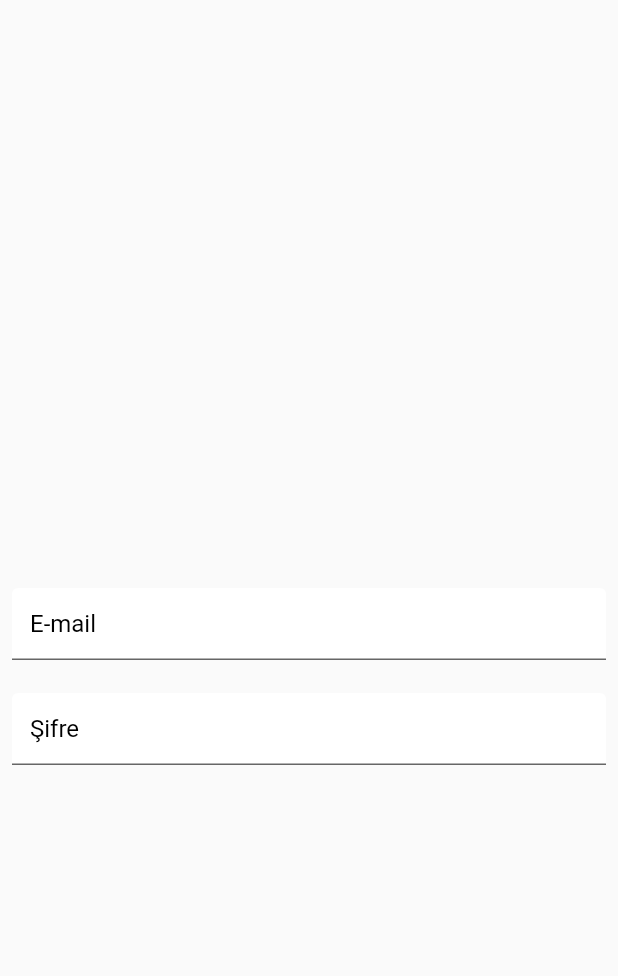
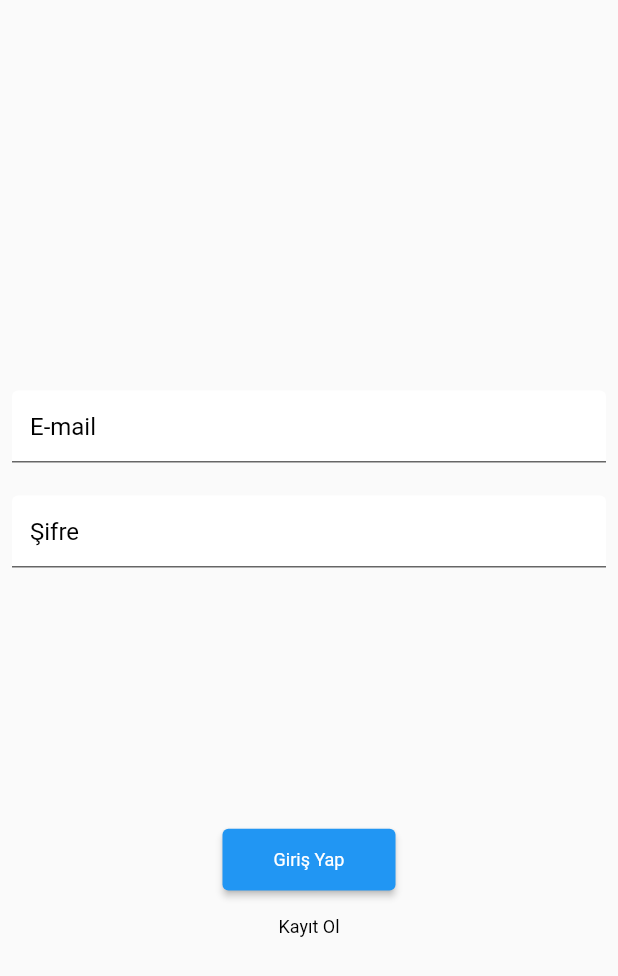
Before and after one commit to mehmetarsay/Flutter-fest-project, a Flutter app: the screen it shows after launch, on a phone screen of 412 x 824 dp. Shown: the top 976 px of the screen. Run offline on Flutter 3.47's test engine with Material 2 defaults, Android fonts, the phone set to English and light mode, and no system bars; our stand-ins replace cloud_firestore, firebase_auth, firebase_core, google_maps_flutter, lottie, shared_preferences and 1 more; accounts and stored records are empty.

Commit message:
register

```diff
--- /dev/null
+++ b/lib/core/constant/enum/collection_enum.dart
@@ -0,0 +1,4 @@
+enum Collection {
+  user,
+  place
+}
--- a/lib/screens/login/login_view.dart
+++ b/lib/screens/login/login_view.dart
@@ -1,7 +1,12 @@
 import 'package:flutter/material.dart';
 import 'package:stacked/stacked.dart';
+import 'package:zam/core/extension/context_extension.dart';
+import 'package:zam/widgets/custom_app_bar.dart';
+import 'package:zam/widgets/custom_button.dart';
 import 'package:zam/widgets/custom_text_form_field.dart';
 
+import '../../widgets/custom_text.dart';
+import '../register/register_view.dart';
 import 'login_view_model.dart';
 
 class LoginView extends StatelessWidget {
@@ -14,21 +19,42 @@ class LoginView extends StatelessWidget {
         // onModelReady: (viewModel) => viewModel.initialize(widget.menuContext),
         builder: (context, viewModel, child) {
           return Scaffold(
-            appBar: AppBar(
-              backgroundColor: Colors.transparent,
-              elevation: 0,
-            ),
-            body: Padding(
-              padding: const EdgeInsets.all(8.0),
-              child: Column(
-                mainAxisAlignment: MainAxisAlignment.center,
-                children: [
-                  CustomTextFormField(controller:viewModel.email, hintText: 'E-mail', insideHint: true,),
-                  CustomTextFormField(controller:viewModel.password, hintText: 'Şifre', insideHint: true,),
-                ],
-              ),
-            ),
+            appBar: const CustomAppBar(backgroundColor: Colors.transparent),
+            body: body(viewModel, context),
           );
         });
   }
+
+  Padding body(LoginViewModel viewModel, BuildContext context) {
+    return Padding(
+      padding: const EdgeInsets.all(8.0),
+      child: Column(
+        mainAxisAlignment: MainAxisAlignment.spaceEvenly,
+        children: [
+          inputColumn(viewModel),
+          actionColumn(viewModel, context),
+        ],
+      ),
+    );
+  }
+
+  Column actionColumn(LoginViewModel viewModel, BuildContext context) {
+    return Column(
+      children: [
+        const CustomButton(text: 'Giriş Yap'),
+        TextButton(onPressed: () => context.navigateTo(RegisterView()), child: const CustomText('Kayıt Ol'))
+      ],
+    );
+  }
+
+  Column inputColumn(LoginViewModel viewModel) {
+    return Column(
+      children: [
+        CustomTextFormField(
+            controller: viewModel.email, hintText: 'E-mail', insideHint: true),
+        CustomTextFormField(
+            controller: viewModel.password, hintText: 'Şifre', insideHint: true)
+      ],
+    );
+  }
 }
--- /dev/null
+++ b/lib/widgets/custom_app_bar.dart
@@ -0,0 +1,28 @@
+import 'package:flutter/material.dart';
+import 'package:flutter/services.dart';
+import 'package:zam/widgets/custom_text.dart';
+
+class CustomAppBar extends StatelessWidget implements PreferredSizeWidget {
+  final String? titleText;
+  final Color? backgroundColor;
+
+  const CustomAppBar({Key? key, this.backgroundColor, this.titleText})
+      : super(key: key);
+
+  @override
+  // TODO: implement preferredSize
+  Size get preferredSize => AppBar().preferredSize;
+
+  @override
+  Widget build(BuildContext context) {
+    return AppBar(
+      backgroundColor: backgroundColor ?? Colors.white,
+      elevation: 0,
+      title: titleText != null
+          ? CustomText(titleText, fontWeight: FontWeight.bold, fontSize: 18)
+          : null,
+      centerTitle: true,
+      systemOverlayStyle: SystemUiOverlayStyle.dark,
+    );
+  }
+}
--- /dev/null
+++ b/lib/widgets/custom_button.dart
@@ -0,0 +1,56 @@
+import 'package:flutter/material.dart';
+import 'package:zam/core/extension/context_extension.dart';
+import 'custom_text.dart';
+
+class CustomButton extends StatefulWidget {
+  final double? width;
+  final double? height;
+  final String? text;
+  final double? fontSize;
+  final Color? buttonColor;
+  final Color? textColor;
+  final Widget? child;
+  final void Function()? onPressed;
+  final double? radius;
+  final FontWeight? textFontWeight;
+
+  const CustomButton(
+      {Key? key,
+      this.width,
+      this.height,
+      this.text,
+      this.onPressed,
+      this.buttonColor,
+      this.textColor,
+      this.child,
+      this.fontSize,
+      this.radius,
+      this.textFontWeight})
+      : super(key: key);
+
+  @override
+  _CustomButtonState createState() => _CustomButtonState();
+}
+
+class _CustomButtonState extends State<CustomButton> {
+  @override
+  Widget build(BuildContext context) {
+    return SizedBox(
+      width: widget.width ?? context.dynamicWidth(0.28),
+      height: widget.height ?? context.dynamicHeight(0.05),
+      child: ElevatedButton(
+        onPressed: widget.onPressed ?? () {},
+        style: ElevatedButton.styleFrom(
+            primary: widget.buttonColor ?? Colors.blue),
+        child: widget.child ??
+            CustomText(
+              widget.text ?? 'Button Text',
+              textAlign: TextAlign.center,
+              color: widget.textColor ?? Colors.white,
+              fontSize: widget.fontSize,
+              fontWeight: widget.textFontWeight ?? FontWeight.normal,
+            ),
+      ),
+    );
+  }
+}
--- a/pubspec.yaml
+++ b/pubspec.yaml
@@ -50,6 +50,7 @@ dependencies:
   lottie: ^1.2.1
   flutter_google_places: ^0.3.0
   uuid: ^3.0.5
+  firebase_auth: ^3.3.7
 
 
 dev_dependencies:
```
Also changed, not shown: lib/model/place.dart (added, +85 -0 lines), lib/model/user.dart (added, +21 -0 lines), lib/screens/register/register_view.dart (added, +80 -0 lines), lib/screens/register/register_view_model.dart (added, +40 -0 lines), lib/services/auth_services.dart (added, +36 -0 lines), lib/services/firestore_services.dart (+11 -3 lines), lib/model/user.g.dart (added), pubspec.lock, 2 other files.
